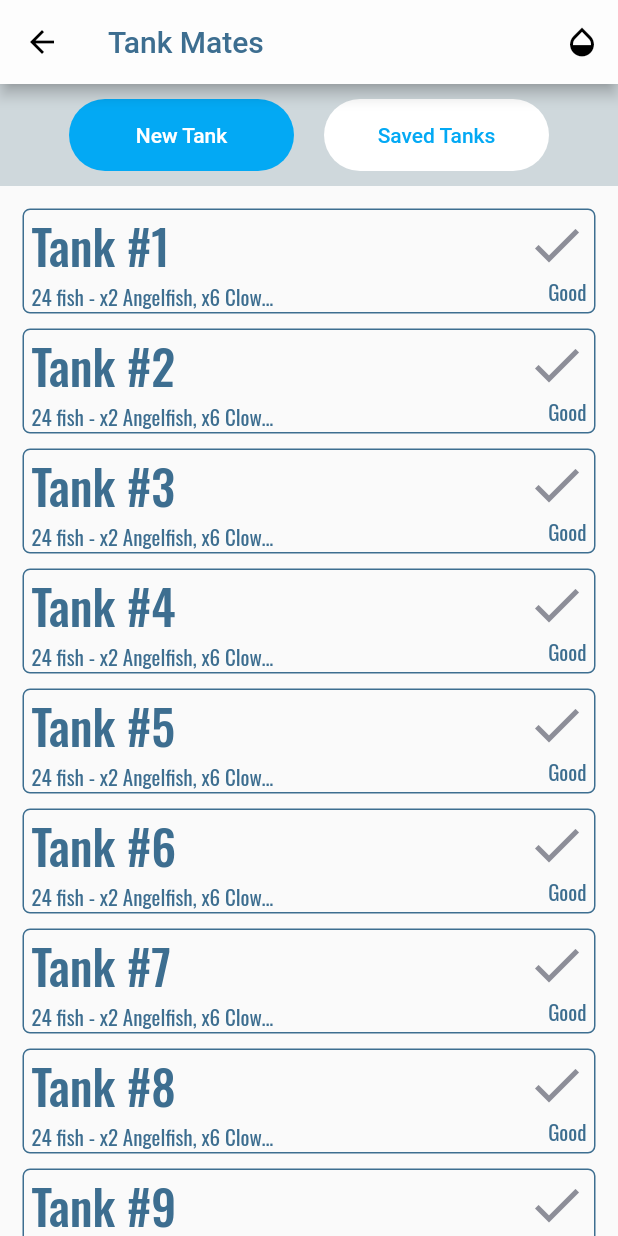
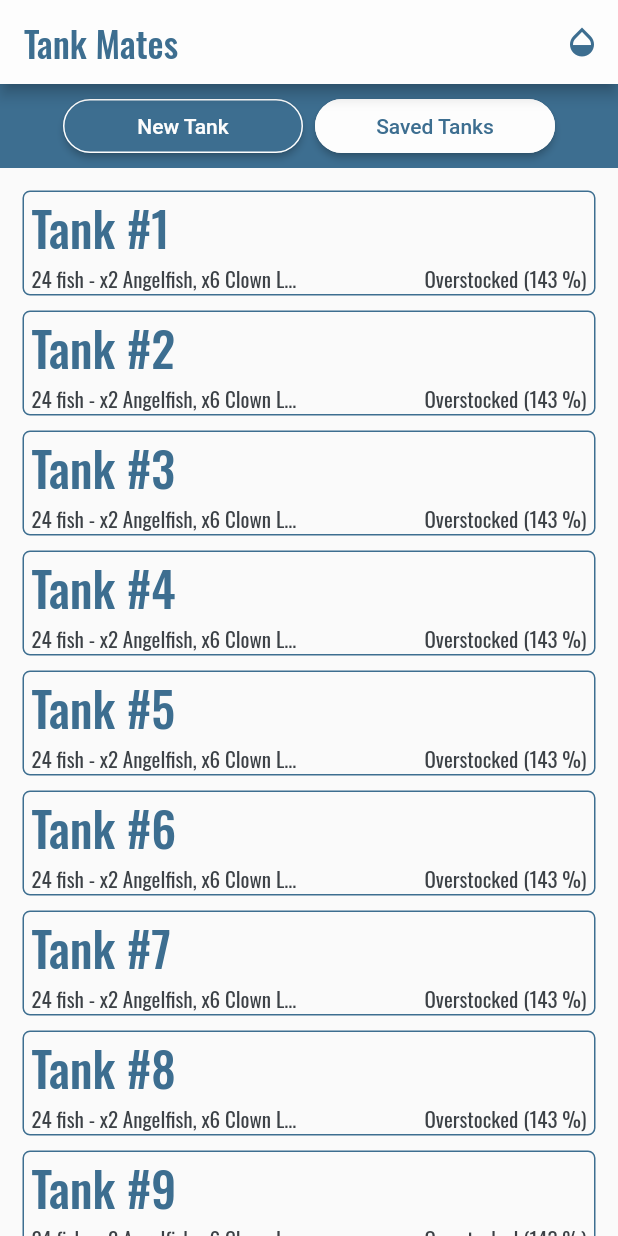
Before and after one commit to connorlof/tank_mates, a Flutter app: the screen it shows after launch, after a tap on "Saved Tanks", on a phone screen of 412 x 824 dp. Run offline on Flutter 3.47's test engine with Material 2 defaults, Android fonts, the phone set to English and light mode, and no system bars.

Commit message:
color scheme and styles added to all screens

```diff
--- a/lib/main.dart
+++ b/lib/main.dart
@@ -1,4 +1,5 @@
 import 'package:flutter/material.dart';
+import 'package:flutter/services.dart';
 import 'package:tank_mates/screens/edit_tank_screen.dart';
 import 'package:tank_mates/screens/saved_tanks_screen.dart';
 import 'package:tank_mates/util/constants.dart';
@@ -8,6 +9,8 @@ void main() => runApp(TankMatesApp());
 class TankMatesApp extends StatelessWidget {
   @override
   Widget build(BuildContext context) {
+    SystemChrome.setSystemUIOverlayStyle(
+        SystemUiOverlayStyle(statusBarColor: kBackGroundColor));
     return MaterialApp(
       theme: ThemeData(
           primaryColor: kBackGroundColor,
--- a/lib/screens/about_screen.dart
+++ b/lib/screens/about_screen.dart
@@ -22,7 +22,13 @@ class _AboutScreenState extends State<AboutScreen> {
   Widget build(BuildContext context) {
     return Scaffold(
       appBar: AppBar(
-        title: Text(appName),
+        iconTheme: IconThemeData(
+          color: kPrimaryColor, //change your color here
+        ),
+        title: Text(
+          appName,
+          style: kTextStyleHeader,
+        ),
         actions: <Widget>[
           // overflow menu
           PopupMenuButton<AppBarChoice>(
--- a/lib/screens/add_fish_screen.dart
+++ b/lib/screens/add_fish_screen.dart
@@ -23,10 +23,7 @@ class AddFishScreen extends StatelessWidget {
             Text(
               'Add Fish',
               textAlign: TextAlign.center,
-              style: TextStyle(
-                fontSize: 30.0,
-                color: kPrimaryColor,
-              ),
+              style: kTextStyleHeader,
             ),
             TextField(
               autofocus: true,
@@ -40,6 +37,7 @@ class AddFishScreen extends StatelessWidget {
                 'Add',
                 style: TextStyle(
                   color: kBackGroundColor,
+                  fontFamily: 'Oswald',
                 ),
               ),
               color: kPrimaryColor,
--- a/lib/screens/edit_tank_screen.dart
+++ b/lib/screens/edit_tank_screen.dart
@@ -83,55 +83,7 @@ class _EditTankScreenState extends State<EditTankScreen> {
       body: Column(
         mainAxisAlignment: MainAxisAlignment.start,
         children: <Widget>[
-          Container(
-            color: kPrimaryColor,
-            child: Row(
-              mainAxisAlignment: MainAxisAlignment.center,
-              children: <Widget>[
-                Padding(
-                  padding: const EdgeInsets.all(4.0),
-                  child: ButtonTheme(
-                    minWidth: 160.0,
-                    child: RaisedButton(
-                      onPressed: () {},
-                      child: Text(
-                        'New Tank',
-                        style: TextStyle(color: kPrimaryColor),
-                      ),
-                      color: kBackGroundColor,
-                      shape: RoundedRectangleBorder(
-                        side: BorderSide(color: kBackGroundColor),
-                        borderRadius: BorderRadius.circular(30.0),
-                      ),
-                    ),
-                  ),
-                ),
-                Padding(
-                  padding: const EdgeInsets.all(4.0),
-                  child: ButtonTheme(
-                    minWidth: 160.0,
-                    child: RaisedButton(
-                      onPressed: () {
-                        Navigator.push(
-                            context,
-                            MaterialPageRoute(
-                                builder: (context) => SavedTanksScreen()));
-                      },
-                      child: Text(
-                        'Saved Tanks',
-                        style: TextStyle(color: kBackGroundColor),
-                      ),
-                      color: kPrimaryColor,
-                      shape: RoundedRectangleBorder(
-                        side: BorderSide(color: kBackGroundColor),
-                        borderRadius: BorderRadius.circular(30.0),
-                      ),
-                    ),
-                  ),
-                ),
-              ],
-            ),
-          ),
+          MenuBar(),
           Expanded(
             child: Row(
               mainAxisAlignment: MainAxisAlignment.spaceEvenly,
@@ -226,8 +178,8 @@ class _EditTankScreenState extends State<EditTankScreen> {
                           crossAxisAlignment: CrossAxisAlignment.start,
                           children: <Widget>[
                             ParameterTile(
-                              label: 'Tank Status',
-                              value: 'Good',
+                              label: 'Tank Status: Overstocked',
+                              value: '143 %',
                             ),
                             Text(
                               "45 gallon aquarium",
@@ -367,3 +319,62 @@ class _EditTankScreenState extends State<EditTankScreen> {
     );
   }
 }
+
+class MenuBar extends StatelessWidget {
+  const MenuBar({
+    Key key,
+  }) : super(key: key);
+
+  @override
+  Widget build(BuildContext context) {
+    return Container(
+      color: kPrimaryColor,
+      child: Row(
+        mainAxisAlignment: MainAxisAlignment.center,
+        children: <Widget>[
+          Padding(
+            padding: const EdgeInsets.all(4.0),
+            child: ButtonTheme(
+              minWidth: 160.0,
+              child: RaisedButton(
+                onPressed: () {},
+                child: Text(
+                  'New Tank',
+                  style: TextStyle(color: kPrimaryColor),
+                ),
+                color: kBackGroundColor,
+                shape: RoundedRectangleBorder(
+                  side: BorderSide(color: kBackGroundColor),
+                  borderRadius: BorderRadius.circular(30.0),
+                ),
+              ),
+            ),
+          ),
+          Padding(
+            padding: const EdgeInsets.all(4.0),
+            child: ButtonTheme(
+              minWidth: 160.0,
+              child: RaisedButton(
+                onPressed: () {
+                  Navigator.push(
+                      context,
+                      MaterialPageRoute(
+                          builder: (context) => SavedTanksScreen()));
+                },
+                child: Text(
+                  'Saved Tanks',
+                  style: TextStyle(color: kBackGroundColor),
+                ),
+                color: kPrimaryColor,
+                shape: RoundedRectangleBorder(
+                  side: BorderSide(color: kBackGroundColor),
+                  borderRadius: BorderRadius.circular(30.0),
+                ),
+              ),
+            ),
+          ),
+        ],
+      ),
+    );
+  }
+}
--- a/lib/screens/saved_tanks_screen.dart
+++ b/lib/screens/saved_tanks_screen.dart
@@ -1,6 +1,5 @@
 import 'package:flutter/material.dart';
 import 'package:tank_mates/util/constants.dart';
-import 'package:tank_mates/widgets/round_button.dart';
 
 class SavedTanksScreen extends StatefulWidget {
   static String id = kIdSavedTanksScreen;
@@ -37,11 +36,21 @@ class _SavedTanksScreenState extends State<SavedTanksScreen> {
   Widget build(BuildContext context) {
     return Scaffold(
       appBar: AppBar(
-        title: Text(appName),
+        automaticallyImplyLeading: false,
+        iconTheme: IconThemeData(
+          color: kPrimaryColor, //change your color here
+        ),
+        title: Text(
+          appName,
+          style: kTextStyleHeader,
+        ),
         actions: <Widget>[
           // overflow menu
           PopupMenuButton<AppBarChoice>(
-            icon: Icon(Icons.opacity),
+            icon: Icon(
+              Icons.opacity,
+              color: kPrimaryColor,
+            ),
             onSelected: _selectTopIndex,
             itemBuilder: (BuildContext context) {
               return appBarChoices.map((AppBarChoice choice) {
@@ -57,28 +66,7 @@ class _SavedTanksScreenState extends State<SavedTanksScreen> {
       body: Column(
         mainAxisAlignment: MainAxisAlignment.start,
         children: <Widget>[
-          Container(
-            color: Colors.blueGrey.shade100,
-            child: Row(
-              mainAxisAlignment: MainAxisAlignment.center,
-              children: <Widget>[
-                RoundButton(
-                  color: Colors.lightBlue,
-                  title: 'New Tank',
-                  textColor: Colors.white,
-                  onPressed: () {
-                    Navigator.pop(context);
-                  },
-                ),
-                RoundButton(
-                  color: Colors.white,
-                  title: 'Saved Tanks',
-                  textColor: Colors.lightBlue,
-                  onPressed: () {},
-                ),
-              ],
-            ),
-          ),
+          MenuBar(),
           Expanded(
             child: ListView.builder(
               padding: const EdgeInsets.all(15.0),
@@ -99,6 +87,7 @@ class _SavedTanksScreenState extends State<SavedTanksScreen> {
                   ),
                   child: Row(
                     mainAxisAlignment: MainAxisAlignment.spaceBetween,
+                    crossAxisAlignment: CrossAxisAlignment.end,
                     children: <Widget>[
                       Column(
                         crossAxisAlignment: CrossAxisAlignment.start,
@@ -108,24 +97,19 @@ class _SavedTanksScreenState extends State<SavedTanksScreen> {
                             style: kTextStyleLarge,
                           ),
                           Text(
-                            '24 fish - x2 Angelfish, x6 Clow...',
+                            '24 fish - x2 Angelfish, x6 Clown L...',
                             style: kTextStyleSmall,
                           ),
                         ],
                       ),
-                      Column(
-                        crossAxisAlignment: CrossAxisAlignment.end,
-                        children: <Widget>[
-                          Icon(
-                            Icons.check,
-                            size: 40.0,
-                            color: Color(0xFF8D8E98),
-                          ),
-                          Text(
-                            'Good',
+                      Expanded(
+                        child: Align(
+                          alignment: Alignment.bottomRight,
+                          child: Text(
+                            'Overstocked (143 %)',
                             style: kTextStyleSmall,
                           ),
-                        ],
+                        ),
                       ),
                     ],
                   ),
@@ -138,3 +122,59 @@ class _SavedTanksScreenState extends State<SavedTanksScreen> {
     );
   }
 }
+
+class MenuBar extends StatelessWidget {
+  const MenuBar({
+    Key key,
+  }) : super(key: key);
+
+  @override
+  Widget build(BuildContext context) {
+    return Container(
+      color: kPrimaryColor,
+      child: Row(
+        mainAxisAlignment: MainAxisAlignment.center,
+        children: <Widget>[
+          Padding(
+            padding: const EdgeInsets.all(4.0),
+            child: ButtonTheme(
+              minWidth: 160.0,
+              child: RaisedButton(
+                onPressed: () {
+                  Navigator.pop(context);
+                },
+                child: Text(
+                  'New Tank',
+                  style: TextStyle(color: kBackGroundColor),
+                ),
+                color: kPrimaryColor,
+                shape: RoundedRectangleBorder(
+                  side: BorderSide(color: kBackGroundColor),
+                  borderRadius: BorderRadius.circular(30.0),
+                ),
+              ),
+            ),
+          ),
+          Padding(
+            padding: const EdgeInsets.all(4.0),
+            child: ButtonTheme(
+              minWidth: 160.0,
+              child: RaisedButton(
+                onPressed: () {},
+                child: Text(
+                  'Saved Tanks',
+                  style: TextStyle(color: kPrimaryColor),
+                ),
+                color: kBackGroundColor,
+                shape: RoundedRectangleBorder(
+                  side: BorderSide(color: kBackGroundColor),
+                  borderRadius: BorderRadius.circular(30.0),
+                ),
+              ),
+            ),
+          ),
+        ],
+      ),
+    );
+  }
+}
--- a/lib/screens/settings_screen.dart
+++ b/lib/screens/settings_screen.dart
@@ -22,7 +22,13 @@ class _SettingsScreenState extends State<SettingsScreen> {
   Widget build(BuildContext context) {
     return Scaffold(
       appBar: AppBar(
-        title: Text(appName),
+        iconTheme: IconThemeData(
+          color: kPrimaryColor, //change your color here
+        ),
+        title: Text(
+          appName,
+          style: kTextStyleHeader,
+        ),
         actions: <Widget>[
           // overflow menu
           PopupMenuButton<AppBarChoice>(
--- a/lib/util/constants.dart
+++ b/lib/util/constants.dart
@@ -13,7 +13,7 @@ const kCardColor = kPrimaryColor;
 
 const kTextStyleSmall = TextStyle(
   fontSize: 14.0,
-  color: kPrimaryColor,
+  color: Color(0xFF3c4146),
   fontFamily: 'Oswald',
 );
 
```
